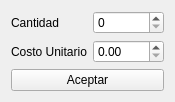
Before: the Qt Designer form producto/ui_cantidad.ui in rodety/Jireh, drawn with Qt 5.
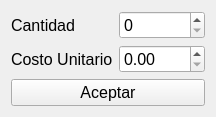
After: the same form once the commit is applied.

What changed in the file:
```diff
--- a/producto/ui_cantidad.ui
+++ b/producto/ui_cantidad.ui
@@ -10,6 +10,11 @@
     <height>99</height>
    </rect>
   </property>
+  <property name="font">
+   <font>
+    <pointsize>12</pointsize>
+   </font>
+  </property>
   <property name="windowTitle">
    <string>Form</string>
   </property>
```
